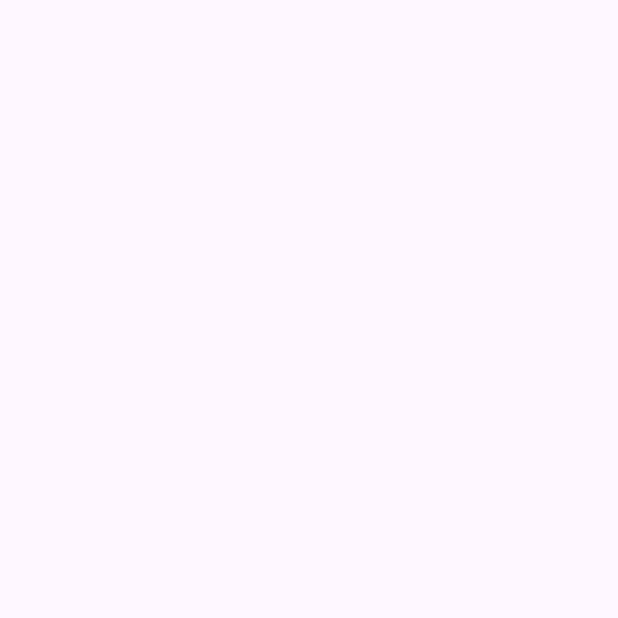
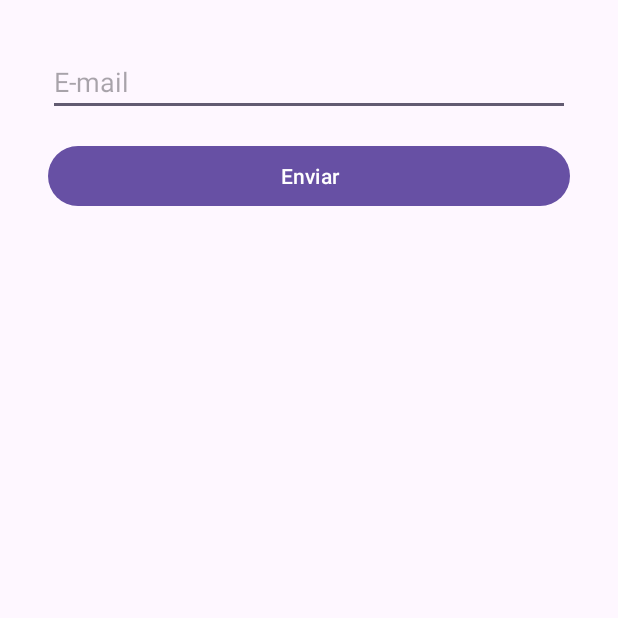
Before and after one commit to f3lip3mp/medicaai-app, an Android app: the RecuperaContaActivity screen opened directly, with no data from a screen before it, on a phone screen of 412 x 824 dp, the top half of it. Before the commit the part shown is empty. Run offline under Robolectric (Android 15) with nearby library versions, the phone set to English and light mode, and no system bars.

Commit message:
feat:  cria tela de recuperacao de conta e redirecionamento

```diff
--- a/app/src/main/java/com/example/medicaai_app/LoginActivity.java
+++ b/app/src/main/java/com/example/medicaai_app/LoginActivity.java
@@ -35,6 +35,10 @@ public class LoginActivity extends AppCompatActivity {
             startActivity(new Intent(this, CadastroActivity.class));
         });
 
+        binding.textRecuperaConta.setOnClickListener(v -> {
+            startActivity(new Intent(this, RecuperaContaActivity.class));
+        });
+
         binding.btnLogin.setOnClickListener(v -> validaDados());
     }
     private void validaDados(){
--- a/app/src/main/res/layout/activity_recupera_conta.xml
+++ b/app/src/main/res/layout/activity_recupera_conta.xml
@@ -7,4 +7,52 @@
     android:layout_height="match_parent"
     tools:context=".RecuperaContaActivity">
 
+    <EditText
+        android:id="@+id/editEmail"
+        android:layout_width="0dp"
+        android:layout_height="wrap_content"
+        android:layout_marginStart="32dp"
+        android:layout_marginTop="32dp"
+        android:layout_marginEnd="32dp"
+        android:ems="10"
+        android:hint="E-mail"
+        android:inputType="textEmailAddress"
+        app:layout_constraintEnd_toEndOf="parent"
+        app:layout_constraintHorizontal_bias="0.0"
+        app:layout_constraintStart_toStartOf="parent"
+        app:layout_constraintTop_toTopOf="parent" />
+
+
+    <ProgressBar
+        android:id="@+id/progressBar"
+        style="?android:attr/progressBarStyle"
+        android:layout_width="wrap_content"
+        android:layout_height="wrap_content"
+        android:layout_marginTop="46dp"
+        android:visibility="invisible"
+        app:layout_constraintEnd_toEndOf="parent"
+        app:layout_constraintHorizontal_bias="0.498"
+        app:layout_constraintStart_toStartOf="parent"
+        app:layout_constraintTop_toBottomOf="@+id/btnRecuperaConta"
+        tools:visibility="visible" />
+
+    <androidx.constraintlayout.widget.Barrier
+        android:id="@+id/barrier"
+        android:layout_width="wrap_content"
+        android:layout_height="wrap_content"
+        app:barrierDirection="top"
+        app:constraint_referenced_ids="editEmail" />
+
+    <Button
+        android:id="@+id/btnRecuperaConta"
+        android:layout_width="0dp"
+        android:layout_height="wrap_content"
+        android:layout_marginStart="32dp"
+        android:layout_marginTop="16dp"
+        android:layout_marginEnd="32dp"
+        android:text="Enviar"
+        app:layout_constraintEnd_toEndOf="parent"
+        app:layout_constraintStart_toStartOf="parent"
+        app:layout_constraintTop_toBottomOf="@+id/editEmail" />
+
 </androidx.constraintlayout.widget.ConstraintLayout>
```
